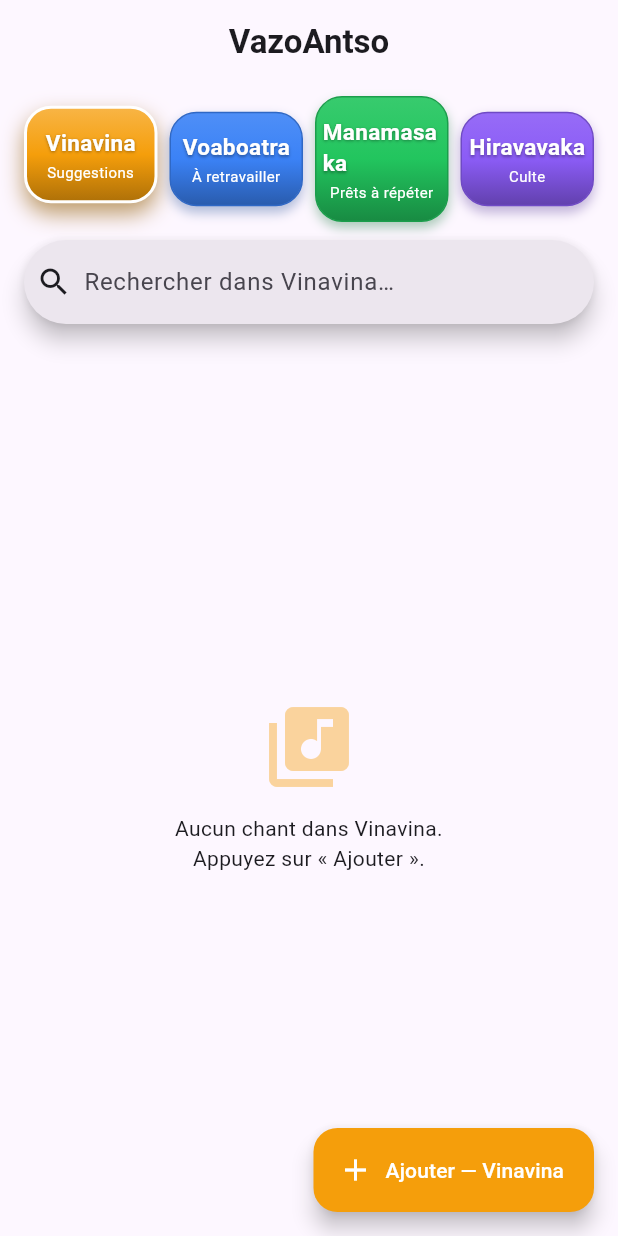
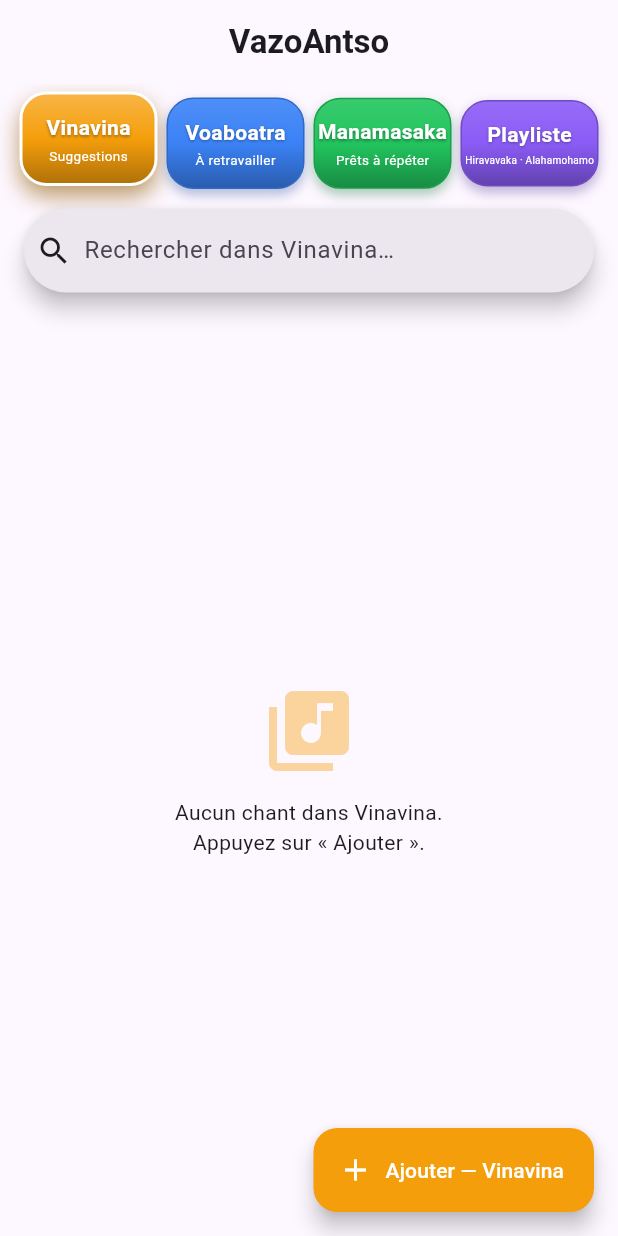
Before and after one commit to Razafindriatsara/vazoantso, a Flutter app: the screen it shows after launch, on a phone screen of 412 x 824 dp. Run offline on Flutter 3.47's test engine with Material 3 defaults, Android fonts, the light colour scheme and no system bars; our stand-ins replace cloud_firestore, file_picker, firebase_core, just_audio, web; missing offline and left inert: dart:js_interop, syncfusion_flutter_pdf, syncfusion_flutter_pdfviewer; accounts and stored records are empty.

Commit message:
Playliste avec sous-catégories Hiravavaka et Alahamohamo

```diff
--- a/lib/models/song_folder.dart
+++ b/lib/models/song_folder.dart
@@ -14,12 +14,15 @@ enum SongSlot {
   final String label;
 }
 
-/// Les 3 étapes de préparation d'un chant.
+/// Les étapes de préparation d'un chant.
+/// Les deux dernières (hiravavaka, alahamohamo) sont les sous-catégories
+/// de la Playliste.
 enum SongStage {
   vinavina('vinavina', 'Vinavina', 'Suggestions'),
   voaboatra('voaboatra', 'Voaboatra', 'À retravailler'),
   manamasaka('manamasaka', 'Manamasaka', 'Prêts à répéter'),
-  hiravavaka('hiravavaka', 'Hiravavaka', 'Culte');
+  hiravavaka('hiravavaka', 'Hiravavaka', 'Playliste'),
+  alahamohamo('alahamohamo', 'Alahamohamo', 'Playliste');
 
   const SongStage(this.id, this.label, this.description);
 
@@ -27,12 +30,15 @@ enum SongStage {
   final String label;
   final String description;
 
-  /// Étape suivante (null pour la dernière).
-  SongStage? get next => switch (this) {
-        vinavina => voaboatra,
-        voaboatra => manamasaka,
-        manamasaka => hiravavaka,
-        hiravavaka => null,
+  /// Fait partie de la Playliste ?
+  bool get isPlaylist => this == hiravavaka || this == alahamohamo;
+
+  /// Destinations de transfert possibles depuis cette étape.
+  List<SongStage> get nextOptions => switch (this) {
+        vinavina => const [SongStage.voaboatra],
+        voaboatra => const [SongStage.manamasaka],
+        manamasaka => const [SongStage.hiravavaka, SongStage.alahamohamo],
+        _ => const [],
       };
 
   static SongStage fromId(String? id) =>
--- a/lib/screens/home_screen.dart
+++ b/lib/screens/home_screen.dart
@@ -4,8 +4,8 @@ import '../models/song_folder.dart';
 import '../services/storage_service.dart';
 import 'folder_screen.dart';
 
-/// Écran d'accueil : 3 catégories (Vinavina, Voaboatra, Manamasaka),
-/// liste des chants, recherche, ajout, transfert et suppression.
+/// Écran d'accueil : catégories Vinavina, Voaboatra, Manamasaka et
+/// Playliste (sous-catégories Hiravavaka / Alahamohamo).
 class HomeScreen extends StatefulWidget {
   const HomeScreen({super.key});
 
@@ -24,9 +24,13 @@ class _HomeScreenState extends State<HomeScreen> {
     SongStage.voaboatra: Color(0xFF3B82F6),
     SongStage.manamasaka: Color(0xFF22C55E),
     SongStage.hiravavaka: Color(0xFF8B5CF6),
+    SongStage.alahamohamo: Color(0xFFEC4899),
   };
 
+  static const Color _playlistColor = Color(0xFF8B5CF6);
+
   Color get _color => _stageColors[_stage]!;
+  bool get _inPlaylist => _stage.isPlaylist;
 
   @override
   void initState() {
@@ -38,6 +42,14 @@ class _HomeScreenState extends State<HomeScreen> {
   void dispose() {
     _searchController.dispose();
     super.dispose();
+  }
+
+  void _selectStage(SongStage stage) {
+    setState(() {
+      _stage = stage;
+      _loading = true;
+    });
+    _refresh();
   }
 
   Future<void> _refresh() async {
@@ -94,16 +106,14 @@ class _HomeScreenState extends State<HomeScreen> {
     }
   }
 
-  Future<void> _move(SongFolder folder) async {
-    final next = folder.stage.next;
-    if (next == null) return;
+  Future<void> _move(SongFolder folder, SongStage target) async {
     try {
-      await StorageService.instance.moveToStage(folder, next);
+      await StorageService.instance.moveToStage(folder, target);
       await _refresh();
       if (!mounted) return;
       ScaffoldMessenger.of(context).showSnackBar(SnackBar(
-        content: Text('« ${folder.title} » transféré vers ${next.label}.'),
-        backgroundColor: _stageColors[next],
+        content: Text('« ${folder.title} » transféré vers ${target.label}.'),
+        backgroundColor: _stageColors[target],
       ));
     } catch (e) {
       _showError(e);
@@ -139,22 +149,20 @@ class _HomeScreenState extends State<HomeScreen> {
         .showSnackBar(SnackBar(content: Text(e.toString())));
   }
 
-  Widget _stageButton(SongStage stage) {
-    final color = _stageColors[stage]!;
-    final selected = _stage == stage;
+  Widget _mainButton({
+    required String label,
+    required String description,
+    required Color color,
+    required bool selected,
+    required VoidCallback onTap,
+  }) {
     return Expanded(
       child: GestureDetector(
-        onTap: () {
-          setState(() {
-            _stage = stage;
-            _loading = true;
-          });
-          _refresh();
-        },
+        onTap: onTap,
         child: AnimatedContainer(
           duration: const Duration(milliseconds: 150),
-          margin: const EdgeInsets.symmetric(horizontal: 4),
-          padding: const EdgeInsets.symmetric(vertical: 12, horizontal: 4),
+          margin: const EdgeInsets.symmetric(horizontal: 3),
+          padding: const EdgeInsets.symmetric(vertical: 12, horizontal: 2),
           transform: selected
               ? Matrix4.translationValues(0, -3, 0)
               : Matrix4.identity(),
@@ -184,12 +192,14 @@ class _HomeScreenState extends State<HomeScreen> {
           ),
           child: Column(
             children: [
-              Text(
-                stage.label,
+              FittedBox(
+                fit: BoxFit.scaleDown,
+                child: Text(
+                  label,
                   style: const TextStyle(
                     color: Colors.white,
                     fontWeight: FontWeight.bold,
-                  fontSize: 15,
+                    fontSize: 14,
                     shadows: [
                       Shadow(
                           offset: Offset(0, 1),
@@ -198,11 +208,15 @@ class _HomeScreenState extends State<HomeScreen> {
                     ],
                   ),
                 ),
+              ),
               const SizedBox(height: 2),
-              Text(
-                stage.description,
+              FittedBox(
+                fit: BoxFit.scaleDown,
+                child: Text(
+                  description,
                   textAlign: TextAlign.center,
-                style: const TextStyle(color: Colors.white, fontSize: 10),
+                  style: const TextStyle(color: Colors.white, fontSize: 9),
+                ),
               ),
             ],
           ),
@@ -222,10 +236,56 @@ class _HomeScreenState extends State<HomeScreen> {
       body: Column(
         children: [
           Padding(
-            padding: const EdgeInsets.fromLTRB(12, 8, 12, 12),
+            padding: const EdgeInsets.fromLTRB(10, 8, 10, 12),
             child: Row(
               children: [
-                for (final stage in SongStage.values) _stageButton(stage),
+                for (final stage in const [
+                  SongStage.vinavina,
+                  SongStage.voaboatra,
+                  SongStage.manamasaka,
+                ])
+                  _mainButton(
+                    label: stage.label,
+                    description: stage.description,
+                    color: _stageColors[stage]!,
+                    selected: _stage == stage,
+                    onTap: () => _selectStage(stage),
+                  ),
+                _mainButton(
+                  label: 'Playliste',
+                  description: 'Hiravavaka · Alahamohamo',
+                  color: _playlistColor,
+                  selected: _inPlaylist,
+                  onTap: () => _selectStage(SongStage.hiravavaka),
+                ),
+              ],
+            ),
+          ),
+          if (_inPlaylist)
+            Padding(
+              padding: const EdgeInsets.fromLTRB(16, 0, 16, 8),
+              child: Row(
+                children: [
+                  for (final sub in const [
+                    SongStage.hiravavaka,
+                    SongStage.alahamohamo,
+                  ])
+                    Expanded(
+                      child: Padding(
+                        padding: const EdgeInsets.symmetric(horizontal: 4),
+                        child: ChoiceChip(
+                          label: SizedBox(
+                            width: double.infinity,
+                            child: Text(sub.label,
+                                textAlign: TextAlign.center),
+                          ),
+                          selected: _stage == sub,
+                          selectedColor:
+                              _stageColors[sub]!.withOpacity(.25),
+                          onSelected: (_) => _selectStage(sub),
+                        ),
+                      ),
+                    ),
                 ],
               ),
             ),
@@ -274,7 +334,6 @@ class _HomeScreenState extends State<HomeScreen> {
                           itemCount: _folders.length,
                           itemBuilder: (context, i) {
                             final folder = _folders[i];
-                            final next = folder.stage.next;
                             return ListTile(
                               leading: CircleAvatar(
                                 backgroundColor: _color.withOpacity(.15),
@@ -285,22 +344,25 @@ class _HomeScreenState extends State<HomeScreen> {
                                   Text('${folder.filledSlots}/7 fichiers'),
                               trailing: PopupMenuButton<String>(
                                 onSelected: (action) {
-                                  switch (action) {
-                                    case 'move':
-                                      _move(folder);
-                                    case 'delete':
+                                  if (action.startsWith('move:')) {
+                                    _move(
+                                        folder,
+                                        SongStage.fromId(
+                                            action.substring(5)));
+                                  } else if (action == 'delete') {
                                     _deleteFolder(folder);
                                   }
                                 },
                                 itemBuilder: (context) => [
-                                  if (next != null)
+                                  for (final target
+                                      in folder.stage.nextOptions)
                                     PopupMenuItem(
-                                      value: 'move',
+                                      value: 'move:${target.id}',
                                       child: ListTile(
                                         leading: Icon(Icons.arrow_forward,
-                                            color: _stageColors[next]),
+                                            color: _stageColors[target]),
                                         title: Text(
-                                            'Transférer vers ${next.label}'),
+                                            'Transférer vers ${target.label}'),
                                       ),
                                     ),
                                   const PopupMenuItem(
```
Lines whose indentation alone changed are shown as unchanged.
